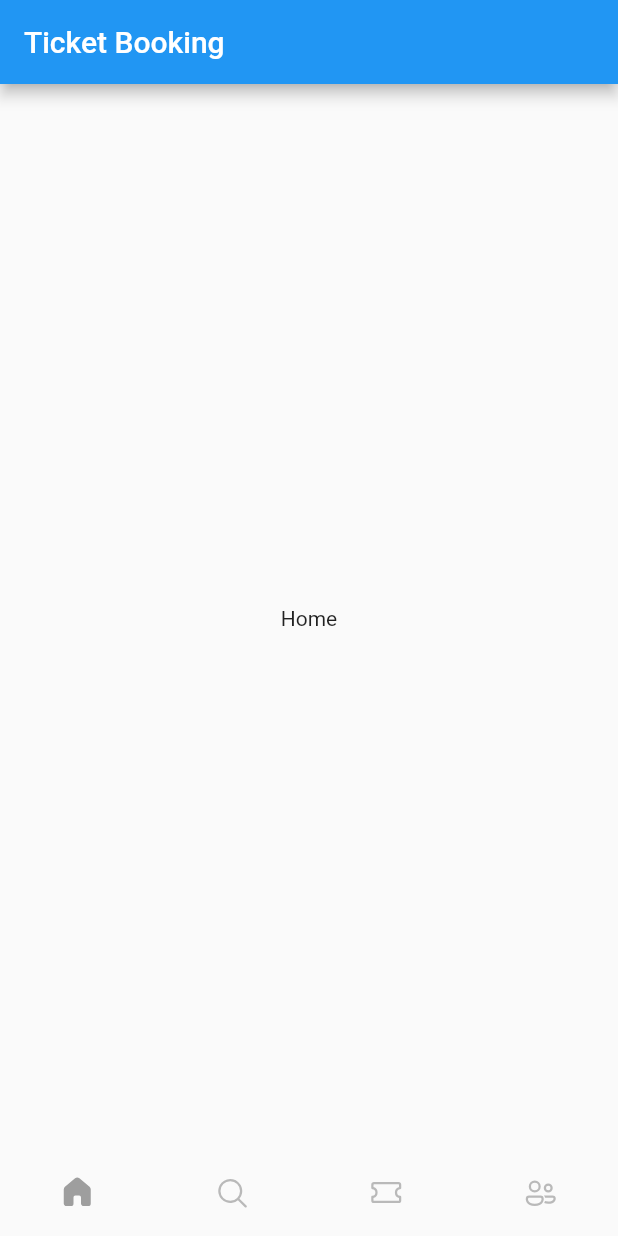
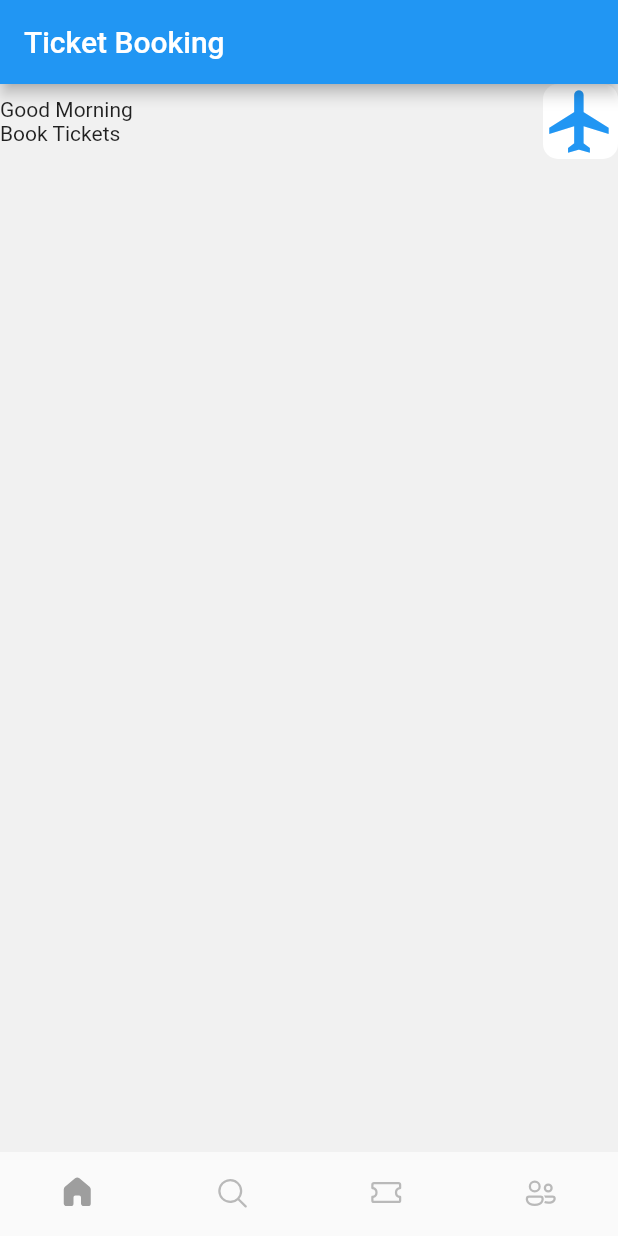
Before and after one commit to Lazymind19/ticket_booking, a Flutter app: the screen it shows after launch, on a phone screen of 412 x 824 dp. Run offline on Flutter 3.47's test engine with Material 2 defaults, Android fonts, the light colour scheme and no system bars; our stand-ins replace fluentui_icons.

Commit message:
basic home page setup

```diff
--- a/lib/main.dart
+++ b/lib/main.dart
@@ -12,6 +12,7 @@ class MyApp extends StatelessWidget {
   @override
   Widget build(BuildContext context) {
     return MaterialApp(
+      debugShowCheckedModeBanner: false,
       title: 'Flutter Demo',
       theme: ThemeData(
         primarySwatch: Colors.blue,
--- /dev/null
+++ b/lib/screens/home_page.dart
@@ -0,0 +1,42 @@
+import 'package:flutter/cupertino.dart';
+import 'package:flutter/material.dart';
+
+class HomePage extends StatelessWidget {
+  const HomePage({Key? key}) : super(key: key);
+
+  @override
+  Widget build(BuildContext context) {
+    return Scaffold(
+      backgroundColor:Colors.grey.withOpacity(0.1),
+      body: ListView(
+        children: [
+          Container(
+            child: Column(
+              children: [
+                Row(
+                  mainAxisAlignment: MainAxisAlignment.spaceBetween,
+                  children: [
+                   Column(
+                     crossAxisAlignment: CrossAxisAlignment.start,
+                     children: [
+                       Text("Good Morning"),
+                       Text("Book Tickets")
+                     ],
+                   ),
+                    Container(
+                      decoration: BoxDecoration(
+                        color: Colors.white,
+                        borderRadius: BorderRadius.circular(10),
+                        ),
+                      child: Icon(Icons.flight, color: Colors.blue,size: 50,),
+                      ),
+                  ],
+                )
+              ],
+            ),
+          )
+        ],
+      ),
+    );
+  }
+}
--- a/lib/screens/main_page.dart
+++ b/lib/screens/main_page.dart
@@ -2,6 +2,8 @@ import 'dart:developer';
 
 import 'package:fluentui_icons/fluentui_icons.dart';
 import 'package:flutter/material.dart';
+import 'package:ticket_booking_app/screens/home_page.dart';
+
 class MainPage extends StatefulWidget {
   const MainPage({Key? key}) : super(key: key);
 
@@ -12,19 +14,19 @@ class MainPage extends StatefulWidget {
 class _MainPageState extends State<MainPage> {
   int _selectedIndex = 0;
   static final List<Widget> _widgets = <Widget>[
-    const Text("Home"),
+    HomePage(),
     const Text("Search"),
     const Text("Ticket"),
     const Text("Profile"),
-
   ];
 
-  void _onItemTapped(int index){
+  void _onItemTapped(int index) {
     setState(() {
       _selectedIndex = index;
       log("Selected index is $_selectedIndex");
     });
   }
+
   @override
   Widget build(BuildContext context) {
     return Scaffold(
@@ -44,16 +46,20 @@ class _MainPageState extends State<MainPage> {
         type: BottomNavigationBarType.fixed,
         onTap: _onItemTapped,
         items: const [
-          BottomNavigationBarItem(icon: Icon(FluentSystemIcons.ic_fluent_home_add_regular),
+          BottomNavigationBarItem(
+              icon: Icon(FluentSystemIcons.ic_fluent_home_add_regular),
               activeIcon: Icon(FluentSystemIcons.ic_fluent_home_filled),
               label: "Home"),
-          BottomNavigationBarItem(icon: Icon(FluentSystemIcons.ic_fluent_search_regular),
+          BottomNavigationBarItem(
+              icon: Icon(FluentSystemIcons.ic_fluent_search_regular),
               activeIcon: Icon(FluentSystemIcons.ic_fluent_search_filled),
               label: "Search"),
-          BottomNavigationBarItem(icon: Icon(FluentSystemIcons.ic_fluent_ticket_regular),
+          BottomNavigationBarItem(
+              icon: Icon(FluentSystemIcons.ic_fluent_ticket_regular),
               activeIcon: Icon(FluentSystemIcons.ic_fluent_ticket_filled),
               label: "Ticket"),
-          BottomNavigationBarItem(icon: Icon(FluentSystemIcons.ic_fluent_people_regular),
+          BottomNavigationBarItem(
+              icon: Icon(FluentSystemIcons.ic_fluent_people_regular),
               activeIcon: Icon(FluentSystemIcons.ic_fluent_people_filled),
               label: "Profile"),
         ],
```
